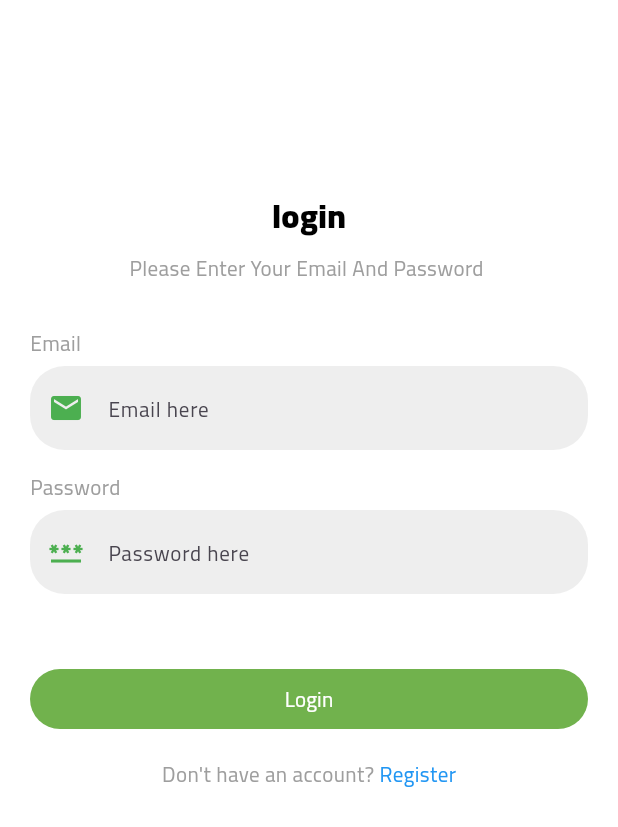
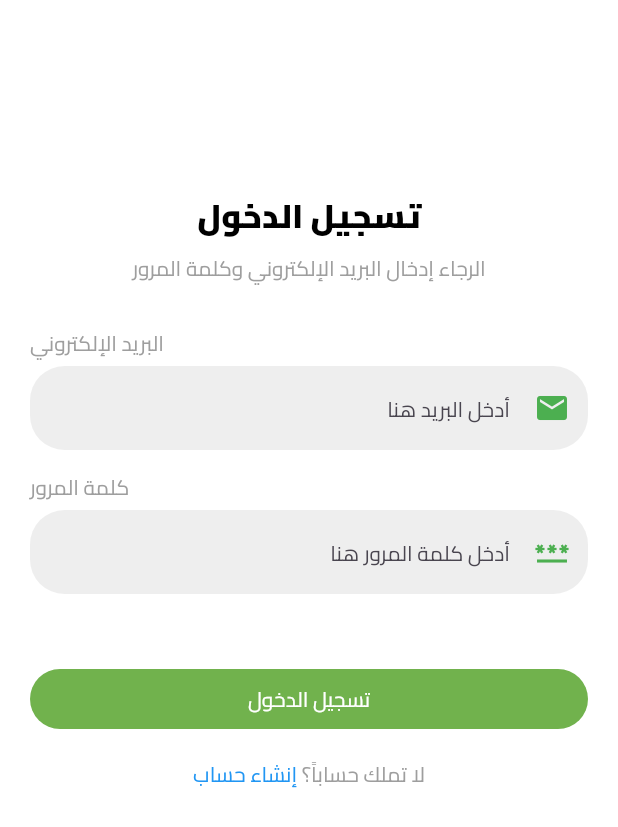
Before and after one commit to MalakYounis03/api_task, a Flutter app: the screen it shows after launch, on a phone screen of 412 x 824 dp. Shown: the top 827 px of the screen. Run offline on Flutter 3.47's test engine with Material 3 defaults, Android fonts, the phone set to English and light mode, and no system bars; our stand-ins replace firebase_core, firebase_database, get, hive, hive_flutter; accounts and stored records are empty.

Commit message:
new update

```diff
--- /dev/null
+++ b/lib/app/lang/app_translations.dart
@@ -0,0 +1,51 @@
+import 'package:get/get.dart';
+
+class AppTranslations extends Translations {
+  @override
+  Map<String, Map<String, String>> get keys => {
+    "en": {
+      'Add Post': 'Add Post',
+      'Chats': 'Chats',
+      'All Users': 'All Users',
+      'Home': 'Home',
+      'Write details here': 'Write details here',
+      'Add': 'Add',
+      'Write your message': 'Write your message',
+      'login': 'login',
+      'Login': 'Login',
+      'Please Enter Your Email And Password ':
+          'Please Enter Your Email And Password ',
+      'Email': 'Email',
+      'Email here': 'Email here',
+      'Password': 'Password',
+      'Password here': 'Password here',
+      "Don't have an account? ": "Don't have an account? ",
+      'Register': 'Register',
+      'Name': 'Name',
+      'Name here': 'Name here',
+      'Already have an account? ': 'Already have an account? ',
+    },
+    "ar": {
+      'Add Post': 'إضافة منشور',
+      'Chats': 'الدردشات',
+      'All Users': 'جميع المستخدمين',
+      'Home': 'الرئيسية',
+      'Write details here': 'اكتب التفاصيل هنا',
+      'Add': 'إضافة',
+      'Write your message': 'اكتب رسالتك',
+      'login': 'تسجيل الدخول',
+      'Login': 'تسجيل الدخول',
+      'Please Enter Your Email And Password ':
+          'الرجاء إدخال البريد الإلكتروني وكلمة المرور',
+      'Email': 'البريد الإلكتروني',
+      'Email here': 'أدخل البريد هنا',
+      'Password': 'كلمة المرور',
+      'Password here': 'أدخل كلمة المرور هنا',
+      "Don't have an account? ": "لا تملك حساباً؟ ",
+      'Register': 'إنشاء حساب',
+      'Name': 'الاسم',
+      'Name here': 'أدخل الاسم هنا',
+      'Already have an account? ': 'هل لديك حساب بالفعل؟ ',
+    },
+  };
+}
--- a/lib/app/modules/home/views/widgets/create_post_sheet.dart
+++ b/lib/app/modules/home/views/widgets/create_post_sheet.dart
@@ -29,7 +29,7 @@ class CreatePostSheet extends GetView<HomeController> {
           crossAxisAlignment: CrossAxisAlignment.stretch,
           children: [
             CustomText(
-              text: 'Add Post',
+              text: 'Add Post'.tr,
               fontSize: 20,
               fontWeight: FontWeight.bold,
               color: Colors.black,
@@ -65,7 +65,7 @@ class CreatePostSheet extends GetView<HomeController> {
                     controller: controller.postController,
                     maxLines: 7,
                     decoration: InputDecoration(
-                      hintText: 'Write details here ..',
+                      hintText: 'Write details here'.tr,
                       border: InputBorder.none,
                       contentPadding: EdgeInsets.all(0),
                     ),
@@ -75,7 +75,7 @@ class CreatePostSheet extends GetView<HomeController> {
             ),
             SizedBox(height: 32),
             AsyncButton(
-              text: "Add",
+              text: "Add".tr,
               onPressed: () async {
                 await controller.addPost();
               },
--- a/lib/app/modules/login/views/login_view.dart
+++ b/lib/app/modules/login/views/login_view.dart
@@ -17,14 +17,14 @@ class LoginView extends GetView<LoginController> {
           children: [
             SizedBox(height: 128),
             CustomText(
-              text: "login",
+              text: "login".tr,
               fontSize: 22,
               color: Colors.black,
               fontWeight: FontWeight.bold,
             ),
             SizedBox(height: 10),
             CustomText(
-              text: "Please Enter Your Email And Password ",
+              text: "Please Enter Your Email And Password ".tr,
               fontSize: 14,
             ),
             SizedBox(height: 30),
@@ -34,34 +34,37 @@ class LoginView extends GetView<LoginController> {
                 crossAxisAlignment: CrossAxisAlignment.stretch,
                 children: [
                   CustomTextFormFiled(
-                    text: "Email",
-                    hintText: "Email here",
+                    text: "Email".tr,
+                    hintText: "Email here".tr,
                     icon: Icons.email,
                     controller: controller.emailController,
                   ),
                   SizedBox(height: 15),
                   CustomTextFormFiled(
-                    text: "Password",
-                    hintText: "Password here",
+                    text: "Password".tr,
+                    hintText: "Password here".tr,
                     icon: Icons.password,
                     controller: controller.passwordController,
                   ),
                   SizedBox(height: 50),
                   AsyncButton(
-                    text: "Login",
+                    text: "Login".tr,
                     onPressed: () => controller.login(),
                   ),
                   SizedBox(height: 20),
                   Row(
                     mainAxisAlignment: MainAxisAlignment.center,
                     children: [
-                      CustomText(text: "Don't have an account? ", fontSize: 14),
+                      CustomText(
+                        text: "Don't have an account? ".tr,
+                        fontSize: 14,
+                      ),
                       GestureDetector(
                         onTap: () {
                           Get.offNamed(Routes.register);
                         },
                         child: CustomText(
-                          text: "Register",
+                          text: "Register".tr,
                           fontSize: 14,
                           color: Colors.blue,
                         ),
--- a/lib/app/modules/register/views/register_view.dart
+++ b/lib/app/modules/register/views/register_view.dart
@@ -19,14 +19,14 @@ class RegisterView extends GetView<RegisterController> {
           children: [
             SizedBox(height: 128),
             CustomText(
-              text: "Register",
+              text: "Register".tr,
               fontSize: 22,
               color: Colors.black,
               fontWeight: FontWeight.bold,
             ),
             SizedBox(height: 10),
             CustomText(
-              text: "Please Enter Your Email And Password ",
+              text: "Please Enter Your Email And Password ".tr,
               fontSize: 14,
             ),
             SizedBox(height: 30),
@@ -36,27 +36,27 @@ class RegisterView extends GetView<RegisterController> {
                 crossAxisAlignment: CrossAxisAlignment.stretch,
                 children: [
                   CustomTextFormFiled(
-                    text: "Name",
-                    hintText: "Name here",
+                    text: "Name".tr,
+                    hintText: "Name here".tr,
                     icon: Icons.person,
                     controller: controller.usernameController,
                   ),
                   CustomTextFormFiled(
-                    text: "Email",
-                    hintText: "Email here",
+                    text: "Email".tr,
+                    hintText: "Email here".tr,
                     icon: Icons.email,
                     controller: controller.emailController,
                   ),
                   SizedBox(height: 15),
                   CustomTextFormFiled(
-                    text: "Password",
-                    hintText: "Password here",
+                    text: "Password".tr,
+                    hintText: "Password here".tr,
                     icon: Icons.password,
                     controller: controller.passwordController,
                   ),
                   SizedBox(height: 50),
                   AsyncButton(
-                    text: "Register",
+                    text: "Register".tr,
                     onPressed: () => controller.register(),
                   ),
                   SizedBox(height: 20),
@@ -64,7 +64,7 @@ class RegisterView extends GetView<RegisterController> {
                     mainAxisAlignment: MainAxisAlignment.center,
                     children: [
                       CustomText(
-                        text: "Already have an account? ",
+                        text: "Already have an account? ".tr,
                         fontSize: 14,
                       ),
                       GestureDetector(
@@ -72,7 +72,7 @@ class RegisterView extends GetView<RegisterController> {
                           Get.offNamed(Routes.login);
                         },
                         child: CustomText(
-                          text: "Login",
+                          text: "Login".tr,
                           fontSize: 14,
                           color: Colors.blue,
                         ),
--- a/lib/app/routes/app_pages.dart
+++ b/lib/app/routes/app_pages.dart
@@ -46,8 +46,8 @@ class AppPages {
       binding: ChatsBinding(),
     ),
     GetPage(
-      name: _Paths.CHAT_DETAILS,
-      page: () => const ChatDetailsView(),
+      name: _Paths.chatDetails,
+      page: () => ChatDetailsView(),
       binding: ChatDetailsBinding(),
     ),
   ];
--- a/lib/app/routes/app_routes.dart
+++ b/lib/app/routes/app_routes.dart
@@ -7,7 +7,7 @@ abstract class Routes {
   static const users = _Paths.users;
   static const register = _Paths.register;
   static const chats = _Paths.chats;
-  static const CHAT_DETAILS = _Paths.CHAT_DETAILS;
+  static const chatDetails = _Paths.chatDetails;
 }
 
 abstract class _Paths {
@@ -17,5 +17,5 @@ abstract class _Paths {
   static const users = '/users';
   static const register = '/register';
   static const chats = '/chats';
-  static const CHAT_DETAILS = '/chat-details';
+  static const chatDetails = '/chat-details';
 }
--- a/lib/main.dart
+++ b/lib/main.dart
@@ -1,6 +1,9 @@
 import 'package:api_task/app/api_service/api_services.dart';
 import 'package:api_task/app/data/user_model.dart';
+import 'package:api_task/app/lang/app_translations.dart';
 import 'package:api_task/app/service/auth_service.dart';
+import 'package:api_task/firebase_options.dart';
+import 'package:firebase_core/firebase_core.dart';
 import 'package:flutter/material.dart';
 
 import 'package:get/get.dart';
@@ -12,6 +15,8 @@ void main() async {
   WidgetsFlutterBinding.ensureInitialized();
 
   await Hive.initFlutter();
+  await Firebase.initializeApp(options: DefaultFirebaseOptions.currentPlatform);
+
   Hive.registerAdapter(UserModelAdapter());
 
   await Hive.openBox('auth');
@@ -29,6 +34,11 @@ class MyApp extends StatelessWidget {
   Widget build(BuildContext context) {
     return GetMaterialApp(
       debugShowCheckedModeBanner: false,
+
+      translations: AppTranslations(),
+
+      locale: const Locale('ar'),
+
       title: "Application",
       initialRoute: AppPages.initialRoute,
       getPages: AppPages.routes,
--- a/pubspec.yaml
+++ b/pubspec.yaml
@@ -40,6 +40,7 @@ dependencies:
   hive: ^2.2.3
   hive_flutter: ^1.1.0
   http: ^1.5.0
+  intl: ^0.20.2
   path_provider: ^2.1.5
 
 dev_dependencies:
```
Also changed, not shown: lib/app/modules/chat_details/controllers/chat_details_controller.dart (+56 -10 lines), lib/app/modules/chat_details/model/chat_details_model.dart (added, +22 -0 lines), lib/app/modules/chat_details/views/chat_details_view.dart (+46 -54 lines), lib/app/modules/chats/controllers/chats_controller.dart (+25 -2 lines), lib/app/modules/chats/views/chats_view.dart (+65 -49 lines), lib/app/modules/home/views/home_view.dart (+18 -18 lines), lib/app/modules/home/views/widgets/custom_drawer.dart (+5 -5 lines), pubspec.lock.
